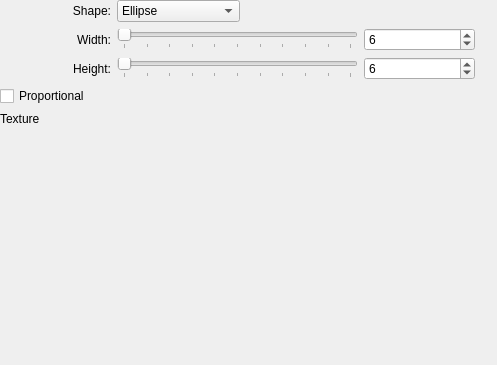
This is krita/plugins/paintops/spray/wdgshapeoptions.ui in KDE/krita as Qt 5 draws it before an edit. The edited form follows.
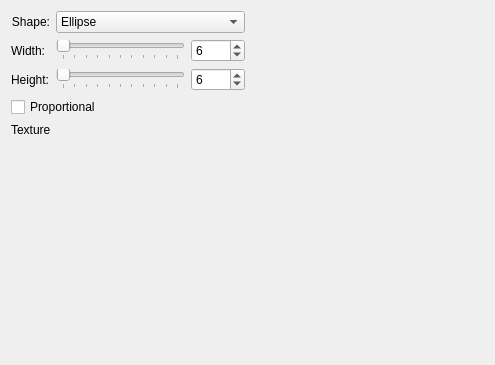
This is the edited form. Custom widgets are drawn as their Qt base class.

Commit message: Changed the UI which contains labels and textfields into QFormLayout to set alignment issues

```diff
--- a/krita/plugins/paintops/spray/wdgshapeoptions.ui
+++ b/krita/plugins/paintops/spray/wdgshapeoptions.ui
@@ -9,7 +9,7 @@
    <rect>
     <x>0</x>
     <y>0</y>
-    <width>497</width>
+    <width>495</width>
     <height>365</height>
    </rect>
   </property>
@@ -26,11 +26,10 @@
    </size>
   </property>
   <layout class="QVBoxLayout" name="verticalLayout">
-   <property name="margin">
-    <number>0</number>
-   </property>
    <item>
-    <layout class="QGridLayout" name="gridLayout" columnstretch="0,0,0,0,0">
+    <layout class="QGridLayout" name="gridLayout">
+     <item row="0" column="0" rowspan="2">
+      <layout class="QFormLayout" name="formLayout">
      <item row="0" column="0">
       <widget class="QLabel" name="widthInfoLbl_2">
        <property name="text">
@@ -73,19 +72,6 @@
        </item>
       </widget>
      </item>
-     <item row="0" column="2" colspan="3">
-      <spacer name="horizontalSpacer">
-       <property name="orientation">
-        <enum>Qt::Horizontal</enum>
-       </property>
-       <property name="sizeHint" stdset="0">
-        <size>
-         <width>198</width>
-         <height>20</height>
-        </size>
-       </property>
-      </spacer>
-     </item>
      <item row="1" column="0">
       <widget class="QLabel" name="widthInfoLbl">
        <property name="text">
@@ -96,7 +82,9 @@
        </property>
       </widget>
      </item>
-     <item row="1" column="1" colspan="2">
+       <item row="1" column="1">
+        <layout class="QHBoxLayout" name="horizontalLayout">
+         <item>
       <widget class="QSlider" name="widthSlider">
        <property name="minimum">
         <number>1</number>
@@ -115,7 +103,7 @@
        </property>
       </widget>
      </item>
-     <item row="1" column="3">
+         <item>
       <widget class="QSpinBox" name="widthSpin">
        <property name="enabled">
         <bool>true</bool>
@@ -131,7 +119,73 @@
        </property>
       </widget>
      </item>
-     <item row="1" column="4" rowspan="2">
+        </layout>
+       </item>
+       <item row="2" column="0">
+        <widget class="QLabel" name="heightInfoLbl">
+         <property name="text">
+          <string>Height:</string>
+         </property>
+         <property name="alignment">
+          <set>Qt::AlignRight|Qt::AlignTrailing|Qt::AlignVCenter</set>
+         </property>
+        </widget>
+       </item>
+       <item row="2" column="1">
+        <layout class="QHBoxLayout" name="horizontalLayout_3">
+         <item>
+          <widget class="QSlider" name="heightSlider">
+           <property name="minimum">
+            <number>1</number>
+           </property>
+           <property name="maximum">
+            <number>1000</number>
+           </property>
+           <property name="pageStep">
+            <number>100</number>
+           </property>
+           <property name="orientation">
+            <enum>Qt::Horizontal</enum>
+           </property>
+           <property name="tickPosition">
+            <enum>QSlider::TicksBelow</enum>
+           </property>
+          </widget>
+         </item>
+         <item>
+          <widget class="QSpinBox" name="heightSpin">
+           <property name="enabled">
+            <bool>true</bool>
+           </property>
+           <property name="minimum">
+            <number>1</number>
+           </property>
+           <property name="maximum">
+            <number>1000</number>
+           </property>
+           <property name="value">
+            <number>6</number>
+           </property>
+          </widget>
+         </item>
+        </layout>
+       </item>
+      </layout>
+     </item>
+     <item row="0" column="1">
+      <spacer name="horizontalSpacer">
+       <property name="orientation">
+        <enum>Qt::Horizontal</enum>
+       </property>
+       <property name="sizeHint" stdset="0">
+        <size>
+         <width>198</width>
+         <height>20</height>
+        </size>
+       </property>
+      </spacer>
+     </item>
+     <item row="1" column="1">
       <widget class="KoAspectButton" name="aspectButton" native="true">
        <property name="sizePolicy">
         <sizepolicy hsizetype="Minimum" vsizetype="Fixed">
@@ -156,51 +210,6 @@
        </property>
       </widget>
      </item>
-     <item row="2" column="0">
-      <widget class="QLabel" name="heightInfoLbl">
-       <property name="text">
-        <string>Height:</string>
-       </property>
-       <property name="alignment">
-        <set>Qt::AlignRight|Qt::AlignTrailing|Qt::AlignVCenter</set>
-       </property>
-      </widget>
-     </item>
-     <item row="2" column="1" colspan="2">
-      <widget class="QSlider" name="heightSlider">
-       <property name="minimum">
-        <number>1</number>
-       </property>
-       <property name="maximum">
-        <number>1000</number>
-       </property>
-       <property name="pageStep">
-        <number>100</number>
-       </property>
-       <property name="orientation">
-        <enum>Qt::Horizontal</enum>
-       </property>
-       <property name="tickPosition">
-        <enum>QSlider::TicksBelow</enum>
-       </property>
-      </widget>
-     </item>
-     <item row="2" column="3">
-      <widget class="QSpinBox" name="heightSpin">
-       <property name="enabled">
-        <bool>true</bool>
-       </property>
-       <property name="minimum">
-        <number>1</number>
-       </property>
-       <property name="maximum">
-        <number>1000</number>
-       </property>
-       <property name="value">
-        <number>6</number>
-       </property>
-      </widget>
-     </item>
     </layout>
    </item>
    <item>
@@ -214,15 +223,15 @@
     </widget>
    </item>
    <item>
-    <layout class="QHBoxLayout" name="horizontalLayout_2">
-     <item>
+    <layout class="QFormLayout" name="formLayout_2">
+     <item row="0" column="0">
       <widget class="QLabel" name="label">
        <property name="text">
         <string>Texture</string>
        </property>
       </widget>
      </item>
-     <item>
+     <item row="0" column="1">
       <widget class="KUrlRequester" name="imageUrl"/>
      </item>
     </layout>
```
Lines whose indentation alone changed are shown as unchanged. The commit also changes 91 other files.
